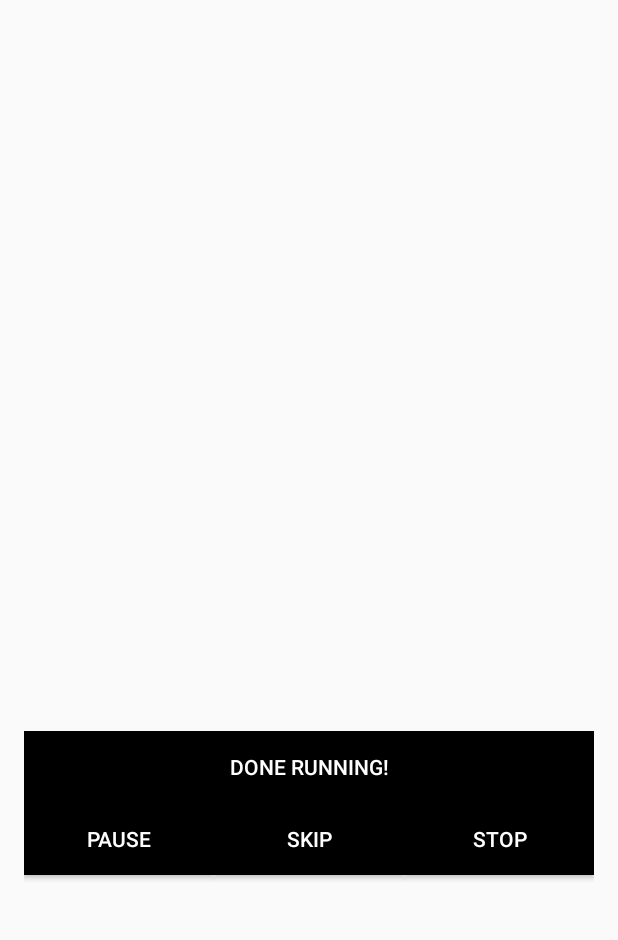
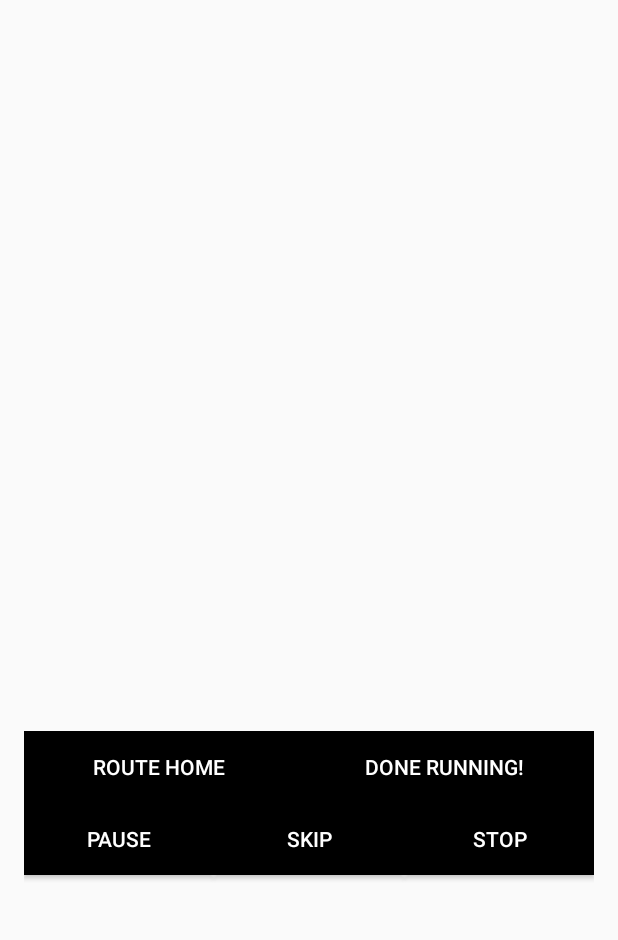
Before and after one commit to phillipchengh/Coach_K, an Android app: the MapsActivity screen opened directly, with no data from a screen before it, on a phone screen of 412 x 824 dp, the part 161-1101 px from its top. Run offline under Robolectric (Android 15) with nearby library versions, the phone set to English and light mode, and no system bars; libraries missing offline, so code that uses them is left out: com.directions.route; 2 statements that could not run were skipped.

Commit message:
Added route home button to active running act. Fixed multiple marker bug in active running act.

```diff
--- a/android/app/src/main/res/layout/activity_maps.xml
+++ b/android/app/src/main/res/layout/activity_maps.xml
@@ -36,14 +36,32 @@
         android:layout_width="match_parent"
         android:layout_height="wrap_content">
 
+        <LinearLayout
+            android:orientation="horizontal"
+            android:layout_width="match_parent"
+            android:layout_height="wrap_content">
+
+            <Button
+                android:id="@+id/button_route_home"
+                android:layout_width="wrap_content"
+                android:layout_height="wrap_content"
+                android:layout_weight="1"
+                android:text="Route Home"
+                android:textColor="#FFF"
+                android:background="#000"
+                android:onClick="routeHomeClick"/>
+
             <Button
                 android:id="@+id/button_finish"
-            android:layout_width="match_parent"
+                android:layout_width="wrap_content"
                 android:layout_height="wrap_content"
+                android:layout_weight="1"
                 android:text="@string/route_finished_button"
                 android:textColor="#FFF"
                 android:background="#000"
                 android:onClick="routeFinishedClick" />
+        </LinearLayout>
+
 
         <TextView
             android:id="@+id/track_name"
```
Also changed, not shown: android/app/src/main/java/com/coachksrun/maps/MapsActivity.java (+16 -4 lines). Lines whose indentation alone changed are shown as unchanged.
